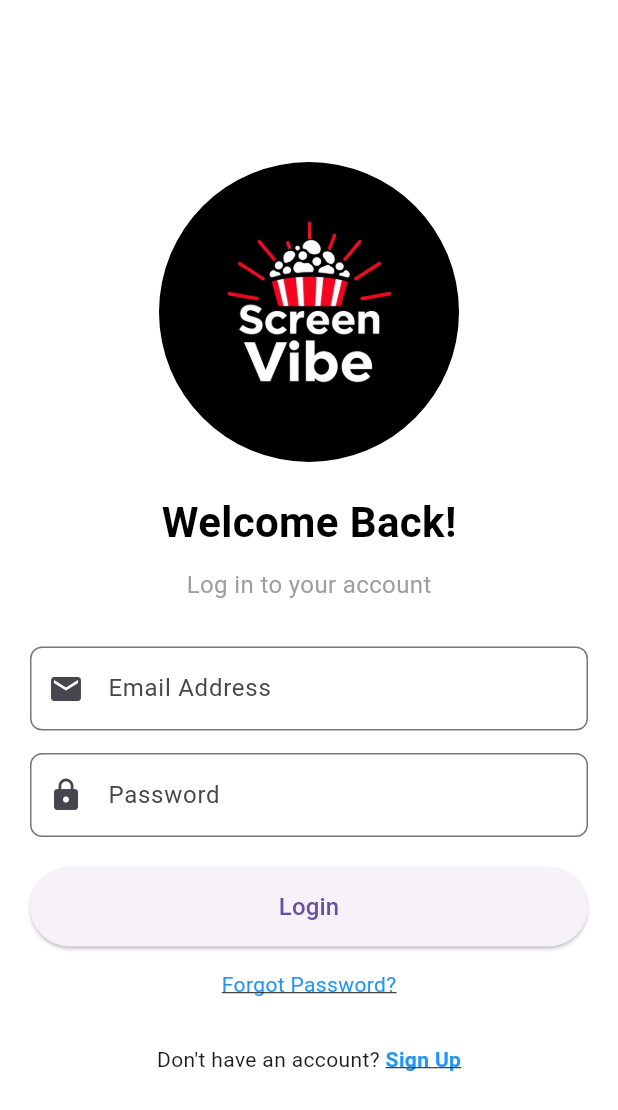
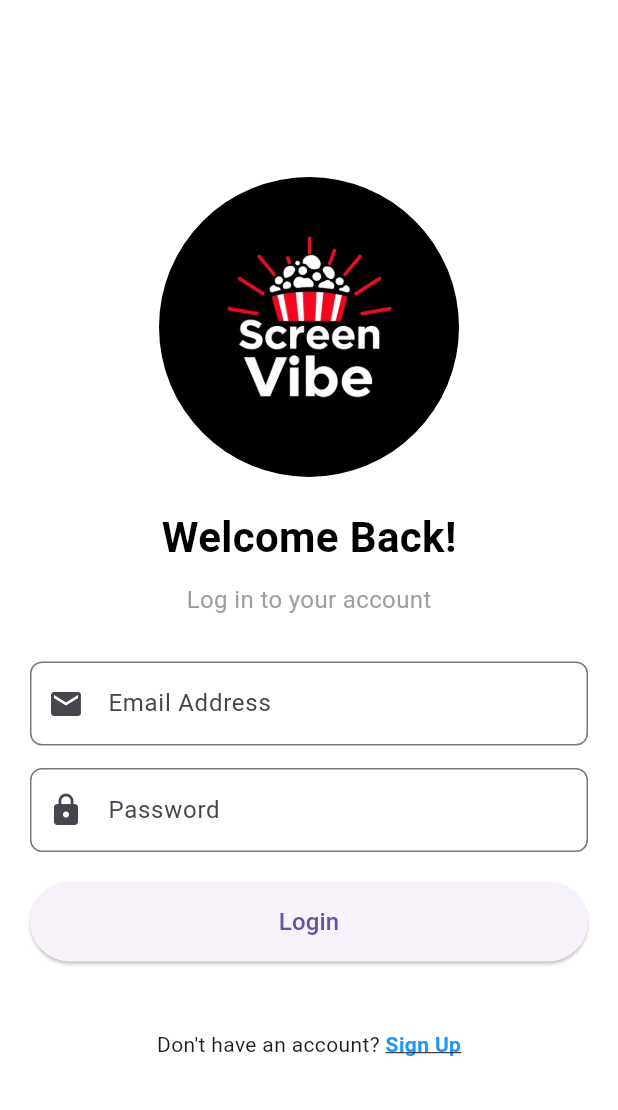
Before and after one commit to ahmetalpsamur/ScreenVibe, a Flutter app: the screen it shows after launch, on a phone screen of 412 x 824 dp. Shown: the top 1110 px of the screen. Run offline on Flutter 3.47's test engine with Material 3 defaults, Android fonts, the light colour scheme and no system bars; our stand-ins replace cloud_firestore, firebase_auth, firebase_core, firebase_storage, google_nav_bar, image_picker; accounts and stored records are empty.

Commit message:
forgot password deactivated

```diff
--- a/lib/page/login_page.dart
+++ b/lib/page/login_page.dart
@@ -127,7 +127,7 @@ class _LoginPageState extends State<login_page> {
                     : const Text('Login', style: TextStyle(fontSize: 16.0)),
               ),
               const SizedBox(height: 15.0),
-              GestureDetector(
+              /*GestureDetector(
                 onTap: () {
 
                 },
@@ -138,7 +138,7 @@ class _LoginPageState extends State<login_page> {
                     decoration: TextDecoration.underline,
                   ),
                 ),
-              ),
+              ),*/
               const SizedBox(height: 30.0),
               Row(
                 mainAxisAlignment: MainAxisAlignment.center,
```
